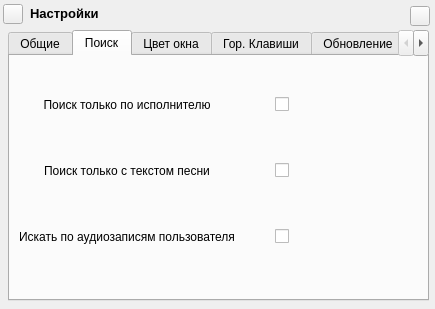
CauMoHDeveloper/VKPlayer, file settings.ui: the form before one commit.
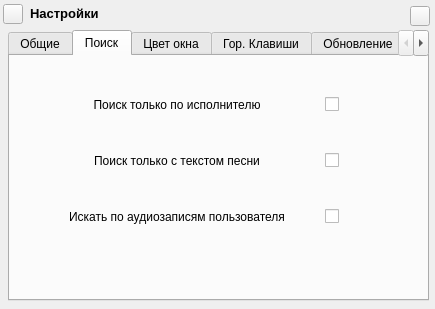
The form after the commit. The open tabs and pages were chosen to show the change. Icons and pictures are not drawn.

The edit to the form file:
```diff
--- a/settings.ui
+++ b/settings.ui
@@ -166,13 +166,13 @@
     <attribute name="title">
      <string>Поиск</string>
     </attribute>
-    <widget class="QWidget" name="">
+    <widget class="QWidget" name="layoutWidget">
      <property name="geometry">
       <rect>
-       <x>9</x>
-       <y>10</y>
-       <width>401</width>
-       <height>231</height>
+       <x>59</x>
+       <y>20</y>
+       <width>311</width>
+       <height>191</height>
       </rect>
      </property>
      <layout class="QGridLayout" name="gridLayout_2">
```
Left out of the diff: 2 changed lines with no effect on the pictures.
